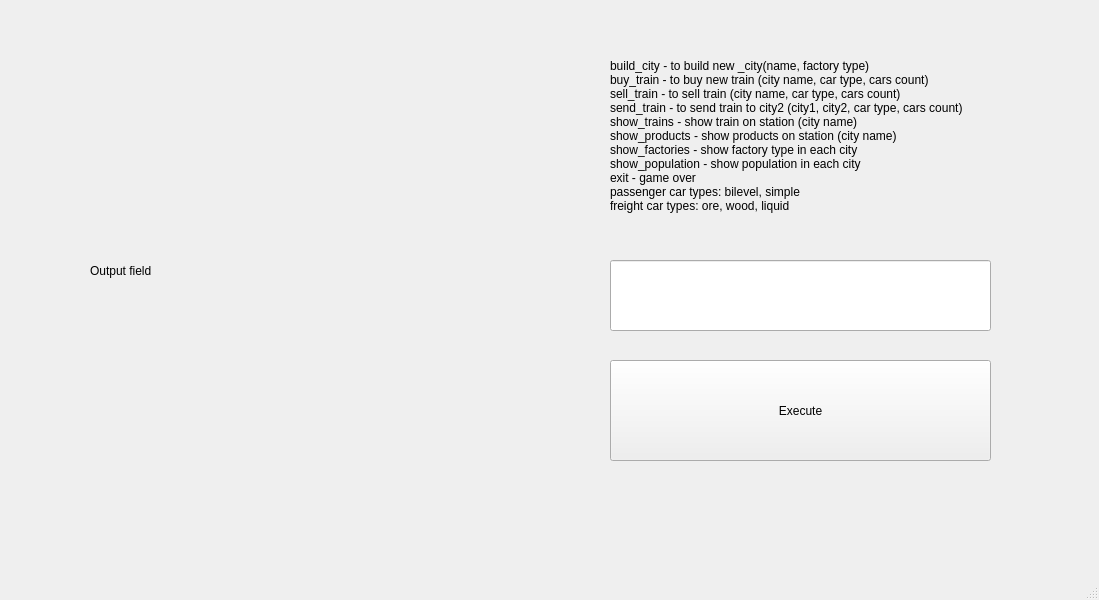
Before: the Qt Designer form mainwindow.ui in VorkovN/Mini-City, drawn with Qt 5.
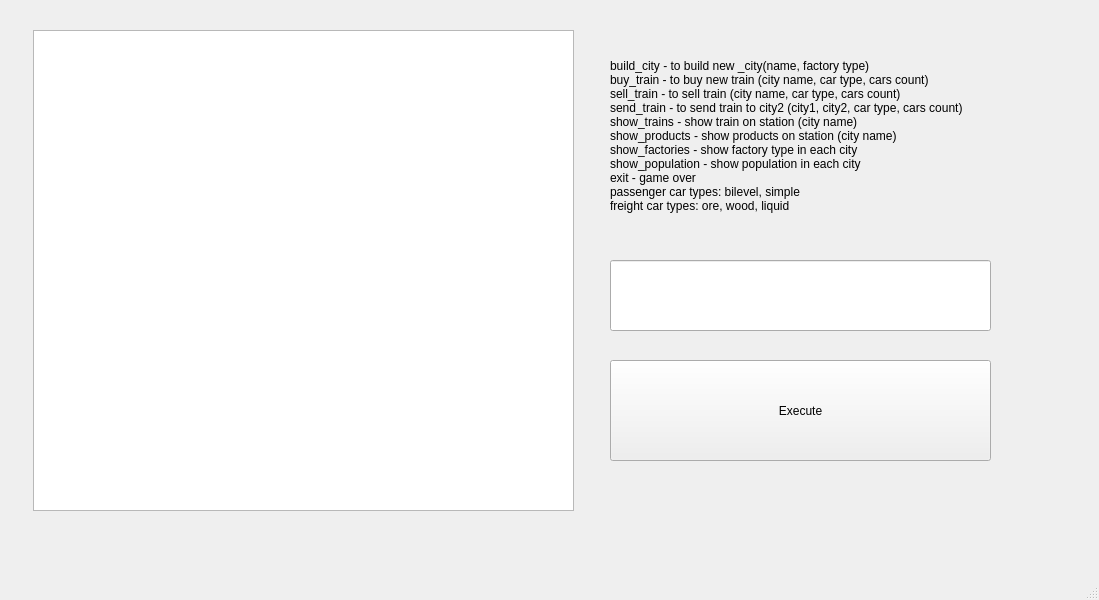
After: the same form once the commit is applied.

Commit message: output field was changed

```diff
--- a/mainwindow.ui
+++ b/mainwindow.ui
@@ -27,19 +27,6 @@
      <string>Execute</string>
     </property>
    </widget>
-   <widget class="QLabel" name="outputField">
-    <property name="geometry">
-     <rect>
-      <x>90</x>
-      <y>20</y>
-      <width>481</width>
-      <height>501</height>
-     </rect>
-    </property>
-    <property name="text">
-     <string>Output field</string>
-    </property>
-   </widget>
    <widget class="QLineEdit" name="inputField">
     <property name="geometry">
      <rect>
@@ -73,6 +60,16 @@
 freight car types: ore, wood, liquid</string>
     </property>
    </widget>
+   <widget class="QTextEdit" name="textEdit">
+    <property name="geometry">
+     <rect>
+      <x>33</x>
+      <y>30</y>
+      <width>541</width>
+      <height>481</height>
+     </rect>
+    </property>
+   </widget>
   </widget>
   <widget class="QMenuBar" name="menubar">
    <property name="geometry">
```
The commit also changes 3 other files.
